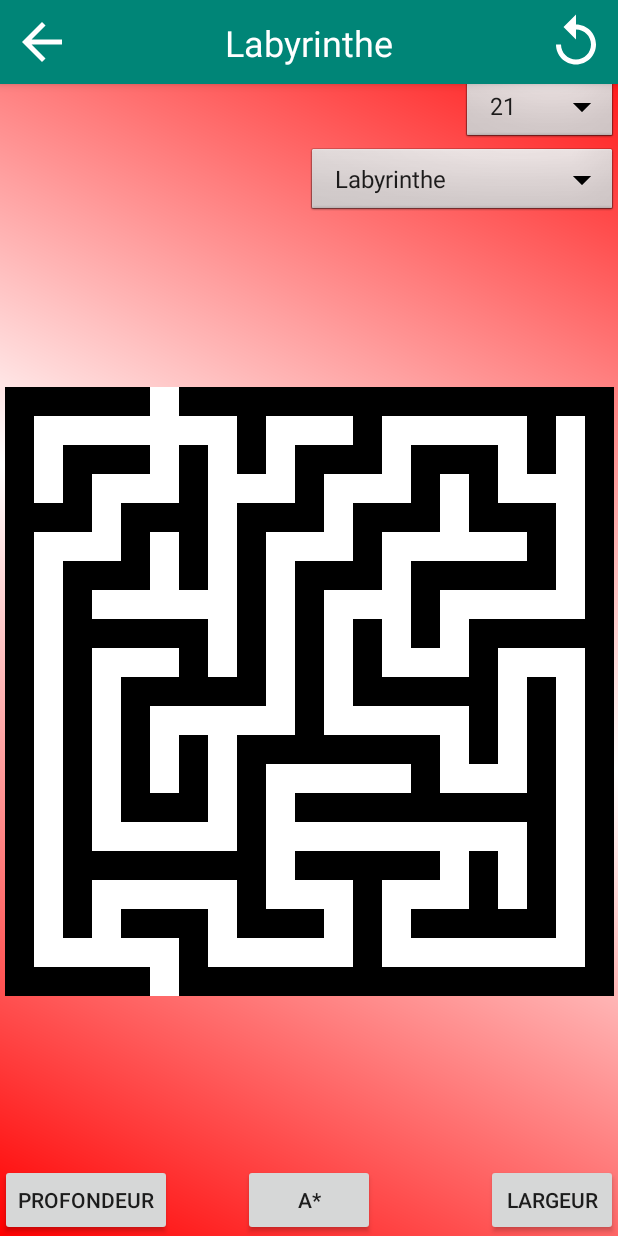
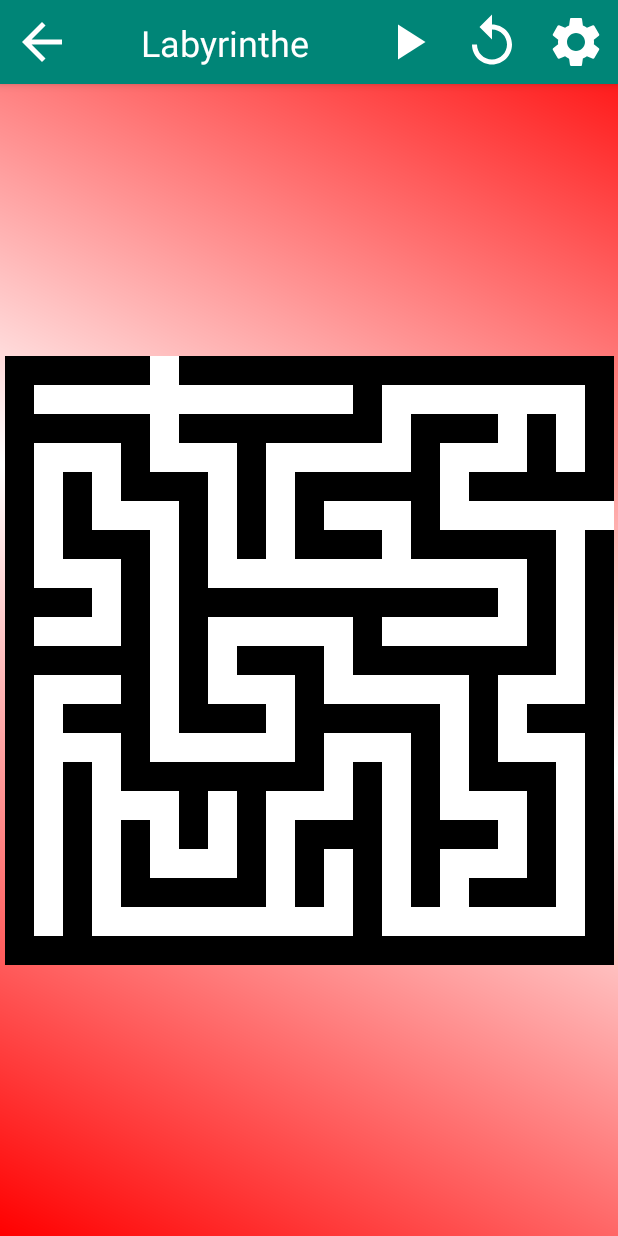
Before and after one commit to Aymeric-Bled/Games, an Android app: the Labyrinthe screen opened directly, with no data from a screen before it, on a phone screen of 412 x 824 dp. Run offline under Robolectric (Android 15) with nearby library versions, the phone set to English and light mode, and no system bars.

Commit message:
Settings Labyrinthe

```diff
--- a/app/src/main/java/com/example/myapplication/Labyrinthe.java
+++ b/app/src/main/java/com/example/myapplication/Labyrinthe.java
@@ -13,6 +13,7 @@ import android.graphics.drawable.Drawable;
 import android.os.Bundle;
 import android.util.DisplayMetrics;
 import android.util.Pair;
+import android.view.LayoutInflater;
 import android.view.View;
 import android.view.ViewGroup;
 import android.widget.AdapterView;
@@ -21,35 +22,40 @@ import android.widget.Button;
 import android.widget.GridLayout;
 import android.widget.ImageView;
 import android.widget.LinearLayout;
+import android.widget.NumberPicker;
+import android.widget.RadioGroup;
 import android.widget.Spinner;
 import android.widget.TextView;
 import android.widget.Toast;
 
+import androidx.appcompat.app.AlertDialog;
 import androidx.appcompat.app.AppCompatActivity;
 import androidx.appcompat.widget.Toolbar;
 
 import java.util.ArrayList;
+import java.util.Arrays;
 import java.util.HashSet;
+import java.util.List;
 import java.util.Set;
 
 
 public class Labyrinthe extends AppCompatActivity {
     private ImageView main;
-    private TextView selection;
-    private Spinner t;
-    private Button g;
-    private Button profondeur;
-    private Button largeur;
-    private Button a_etoile;
-    private Spinner grilleSelection;
+    private ImageView play;
+    private ImageView new_;
+    private ImageView settings;
     private int value[][];
     private int copy[][];
     private int taille = 21;
-    private Object Taille[] = {21, 31, 41, 51, 61, 71, 81, 91, 101};
+    private List<Integer> tailleList = Arrays.asList(21, 31, 41, 51, 61, 71, 81, 91, 101);
+    private List<String> tailleStrList = Arrays.asList("21", "31", "41", "51", "61", "71", "81", "91", "101");
 
     private enum Grille {Labyrinthe, Labyrinthe_boucle, Aléatoire, Aléatoire_sortie}
 
-    private Grille currentGrille = Grille.Labyrinthe;
+    private enum Algo {Profondeur, Largeur, A_etoile}
+
+    private Grille typeGrille = Grille.Labyrinthe;
+    private Algo algo = Algo.Profondeur;
     private Table tab;
     AnimatorSet s = null;
 
@@ -663,7 +669,7 @@ public class Labyrinthe extends AppCompatActivity {
     }
 
     void nouvelle_grille() {
-        switch (currentGrille) {
+        switch (typeGrille) {
             case Labyrinthe:
                 labyrinthe();
                 break;
@@ -673,6 +679,84 @@ public class Labyrinthe extends AppCompatActivity {
             default:
                 break;
         }
+    }
+
+    void settings(){
+        LayoutInflater inflater = getLayoutInflater();
+        View alertLayout = inflater.inflate(R.layout.settings_labyrinthe, null);
+
+
+        AlertDialog.Builder alert = new AlertDialog.Builder(this);
+        alert.setView(alertLayout);
+        final AlertDialog dialog = alert.create();
+        dialog.show();
+
+        final RadioGroup radioGroupTypeGrille = alertLayout.findViewById(R.id.typegrille);
+        if (typeGrille == Grille.Labyrinthe) {
+            radioGroupTypeGrille.check(R.id.labyrinthe);
+        }
+        else if (typeGrille == Grille.Aléatoire){
+            radioGroupTypeGrille.check(R.id.aleatoire);
+        }
+        final NumberPicker np = alertLayout.findViewById(R.id.taillegrille);
+        np.setDisplayedValues((String[]) tailleStrList.toArray());
+        np.setMinValue(0);
+        np.setMaxValue(tailleStrList.size() - 1);
+        np.setWrapSelectorWheel(true);
+        np.setValue(tailleList.indexOf(taille));
+        final RadioGroup radioGroupAlgo = alertLayout.findViewById(R.id.algo);
+        switch (algo){
+            case Profondeur:
+                radioGroupAlgo.check(R.id.profondeur);
+                break;
+            case Largeur:
+                radioGroupAlgo.check(R.id.largeur);
+                break;
+            case A_etoile:
+                radioGroupAlgo.check(R.id.a_etoile);
+                break;
+        }
+        alertLayout.findViewById(R.id.save).setOnClickListener(new View.OnClickListener() {
+            @Override
+            public void onClick(View view) {
+                boolean new_layout = false;
+                if (taille != tailleList.get(np.getValue())){
+                    taille = tailleList.get(np.getValue());
+                    create_layout();
+                    System.out.println(taille);
+                    new_layout = true;
+                }
+                switch (radioGroupTypeGrille.getCheckedRadioButtonId()){
+                    case R.id.labyrinthe:
+                        if (typeGrille != Grille.Labyrinthe) {
+                            typeGrille = Grille.Labyrinthe;
+                            new_layout = true;
+                        }
+                        break;
+                    case R.id.aleatoire:
+                        if (typeGrille != Grille.Aléatoire) {
+                            typeGrille = Grille.Aléatoire;
+                            new_layout = true;
+                        }
+                        break;
+                }
+                if (new_layout){
+                    nouvelle_grille();
+                }
+                switch (radioGroupAlgo.getCheckedRadioButtonId()){
+                    case R.id.profondeur:
+                        algo = Algo.Profondeur;
+                        break;
+                    case R.id.largeur:
+                        algo = Algo.Largeur;
+                        break;
+                    case R.id.a_etoile:
+                        algo = Algo.A_etoile;
+                        break;
+                }
+                dialog.dismiss();
+            }
+        });
     }
 
     @Override
@@ -692,70 +776,40 @@ public class Labyrinthe extends AppCompatActivity {
                 finish();
             }
         });
-        this.t = findViewById(R.id.taille);
-        ArrayAdapter tailles = new ArrayAdapter(this, android.R.layout.simple_spinner_item, Taille);
-        t.setAdapter(tailles);
-        t.setOnItemSelectedListener(new AdapterView.OnItemSelectedListener() {
-            @Override
-            public void onItemSelected(AdapterView<?> parent, View view, int position, long id) {
-                taille = (int) Taille[position];
-                create_layout();
-                nouvelle_grille();
-            }
-
-            @Override
-            public void onNothingSelected(AdapterView<?> parent) {
-
-            }
-        });
-        this.g = findViewById(R.id.g);
-        g.setOnClickListener(new View.OnClickListener() {
+        this.new_ = findViewById(R.id.new_);
+        new_.setOnClickListener(new View.OnClickListener() {
             @Override
             public void onClick(View v) {
                 nouvelle_grille();
             }
         });
 
-        this.grilleSelection = findViewById(R.id.grilleSelection);
-        final ArrayAdapter grilles = new ArrayAdapter(this, android.R.layout.simple_spinner_item, Grille.values());
-        grilleSelection.setAdapter(grilles);
-
-        grilleSelection.setOnItemSelectedListener(new AdapterView.OnItemSelectedListener() {
+        this.settings = findViewById(R.id.settings);
+        settings.setOnClickListener(new View.OnClickListener() {
             @Override
-            public void onItemSelected(AdapterView<?> parent, View view, int position, long id) {
-
-                currentGrille = (Grille) grilles.getItem(position);
-                nouvelle_grille();
-            }
-
-            @Override
-            public void onNothingSelected(AdapterView<?> parent) {
-
+            public void onClick(View v) {
+                settings();
             }
         });
 
-
-        this.profondeur = findViewById(R.id.profondeur);
-        profondeur.setOnClickListener(new View.OnClickListener() {
+        this.play = findViewById(R.id.play);
+        play.setOnClickListener(new View.OnClickListener() {
             @Override
-            public void onClick(View v) {
-                profondeur();
-            }
-        });
-        this.largeur = findViewById(R.id.largeur);
-        largeur.setOnClickListener(new View.OnClickListener() {
-            @Override
-            public void onClick(View v) {
-                largeur();
-            }
-        });
-        this.a_etoile = findViewById((R.id.a_etoile));
-        a_etoile.setOnClickListener(new View.OnClickListener() {
-            @Override
-            public void onClick(View v) {
-                a_etoile();
+            public void onClick(View view) {
+                switch (algo){
+                    case Profondeur:
+                        profondeur();
+                        break;
+                    case Largeur:
+                        largeur();
+                        break;
+                    case A_etoile:
+                        a_etoile();
+                        break;
+                }
             }
         });
         create_layout();
+        nouvelle_grille();
     }
 }
--- /dev/null
+++ b/app/src/main/res/drawable/ic_baseline_settings_24.xml
@@ -0,0 +1,5 @@
+<vector android:height="24dp" android:tint="#FFFFFF"
+    android:viewportHeight="24" android:viewportWidth="24"
+    android:width="24dp" xmlns:android="http://schemas.android.com/apk/res/android">
+    <path android:fillColor="@android:color/white" android:pathData="M19.14,12.94c0.04,-0.3 0.06,-0.61 0.06,-0.94c0,-0.32 -0.02,-0.64 -0.07,-0.94l2.03,-1.58c0.18,-0.14 0.23,-0.41 0.12,-0.61l-1.92,-3.32c-0.12,-0.22 -0.37,-0.29 -0.59,-0.22l-2.39,0.96c-0.5,-0.38 -1.03,-0.7 -1.62,-0.94L14.4,2.81c-0.04,-0.24 -0.24,-0.41 -0.48,-0.41h-3.84c-0.24,0 -0.43,0.17 -0.47,0.41L9.25,5.35C8.66,5.59 8.12,5.92 7.63,6.29L5.24,5.33c-0.22,-0.08 -0.47,0 -0.59,0.22L2.74,8.87C2.62,9.08 2.66,9.34 2.86,9.48l2.03,1.58C4.84,11.36 4.8,11.69 4.8,12s0.02,0.64 0.07,0.94l-2.03,1.58c-0.18,0.14 -0.23,0.41 -0.12,0.61l1.92,3.32c0.12,0.22 0.37,0.29 0.59,0.22l2.39,-0.96c0.5,0.38 1.03,0.7 1.62,0.94l0.36,2.54c0.05,0.24 0.24,0.41 0.48,0.41h3.84c0.24,0 0.44,-0.17 0.47,-0.41l0.36,-2.54c0.59,-0.24 1.13,-0.56 1.62,-0.94l2.39,0.96c0.22,0.08 0.47,0 0.59,-0.22l1.92,-3.32c0.12,-0.22 0.07,-0.47 -0.12,-0.61L19.14,12.94zM12,15.6c-1.98,0 -3.6,-1.62 -3.6,-3.6s1.62,-3.6 3.6,-3.6s3.6,1.62 3.6,3.6S13.98,15.6 12,15.6z"/>
+</vector>
--- a/app/src/main/res/layout/activity_labyrinthe.xml
+++ b/app/src/main/res/layout/activity_labyrinthe.xml
@@ -46,19 +46,35 @@
                 app:layout_constraintTop_toTopOf="@id/toolbar"
                 app:layout_constraintBottom_toBottomOf="@id/toolbar"
                 app:layout_constraintStart_toEndOf="@id/main"
-                app:layout_constraintEnd_toStartOf="@id/new_">
+                app:layout_constraintEnd_toStartOf="@id/play">
 
             </TextView>
 
 
+            <ImageView
+                android:id="@+id/play"
+                android:layout_width="?attr/actionBarSize"
+                android:layout_height="?attr/actionBarSize"
+                android:padding="8dp"
+                app:layout_constraintTop_toTopOf="@id/toolbar"
+                app:layout_constraintEnd_toStartOf="@id/new_"
+                app:srcCompat="@drawable/ic_baseline_play_arrow_24" />
             <ImageView
                 android:id="@+id/new_"
                 android:layout_width="?attr/actionBarSize"
                 android:layout_height="?attr/actionBarSize"
                 android:padding="8dp"
                 app:layout_constraintTop_toTopOf="@id/toolbar"
+                app:layout_constraintEnd_toStartOf="@id/settings"
+                app:srcCompat="@drawable/ic_baseline_replay_24" />
+            <ImageView
+                android:id="@+id/settings"
+                android:layout_width="?attr/actionBarSize"
+                android:layout_height="?attr/actionBarSize"
+                android:padding="8dp"
+                app:layout_constraintTop_toTopOf="@id/toolbar"
                 app:layout_constraintEnd_toEndOf="@id/toolbar"
-                app:srcCompat="@drawable/ic_baseline_replay_24" />
+                app:srcCompat="@drawable/ic_baseline_settings_24" />
         </androidx.constraintlayout.widget.ConstraintLayout>
 
 
@@ -74,62 +90,7 @@
         app:layout_constraintStart_toStartOf="parent"
         app:layout_constraintTop_toTopOf="parent"/>
 
-    <Button
-        android:id="@+id/g"
-        android:layout_width="wrap_content"
-        android:layout_height="wrap_content"
-        android:text="Nouvelle grille"
-        app:layout_constraintEnd_toEndOf="parent"
-        app:layout_constraintTop_toTopOf="parent" />
 
-
-
-            <Spinner
-                android:id="@+id/taille"
-                android:layout_width="wrap_content"
-                android:layout_height="wrap_content"
-                android:spinnerMode="dialog"
-                android:layout_gravity="center"
-                android:background="@android:drawable/btn_dropdown"
-                app:layout_constraintEnd_toEndOf="parent"
-                app:layout_constraintTop_toBottomOf="@id/g"
-            />
-
-
-
-    <Button
-        android:id="@+id/profondeur"
-        android:layout_width="wrap_content"
-        android:layout_height="wrap_content"
-        android:text="Profondeur"
-        app:layout_constraintStart_toStartOf="parent"
-        app:layout_constraintBottom_toBottomOf="parent" />
-
-    <Button
-        android:id="@+id/a_etoile"
-        android:layout_width="wrap_content"
-        android:layout_height="wrap_content"
-        android:text="A*"
-        app:layout_constraintStart_toStartOf="parent"
-        app:layout_constraintEnd_toEndOf="parent"
-        app:layout_constraintBottom_toBottomOf="parent" />
-
-
-    <Button
-        android:id="@+id/largeur"
-        android:layout_width="wrap_content"
-        android:layout_height="wrap_content"
-        android:text="Largeur"
-        app:layout_constraintEnd_toEndOf="parent"
-        app:layout_constraintBottom_toBottomOf="parent" />
-    <Spinner
-        android:id="@+id/grilleSelection"
-        android:layout_width="wrap_content"
-        android:layout_height="wrap_content"
-        android:background="@android:drawable/btn_dropdown"
-        android:spinnerMode="dialog"
-        app:layout_constraintEnd_toEndOf="parent"
-        app:layout_constraintTop_toBottomOf="@id/taille" />
 
 
 
@@ -142,9 +103,9 @@
         android:minWidth="0dp"
         android:minHeight="0dp"
         app:layout_constraintStart_toStartOf="parent"
-        app:layout_constraintTop_toBottomOf="@id/grilleSelection"
+        app:layout_constraintTop_toBottomOf="@id/appbar"
         app:layout_constraintEnd_toEndOf="parent"
-        app:layout_constraintBottom_toTopOf="@id/largeur"
+        app:layout_constraintBottom_toBottomOf="parent"
         ></GridLayout>
 
 
```
Also changed, not shown: app/src/main/res/layout/settings_labyrinthe.xml (added, +115 -0 lines).
